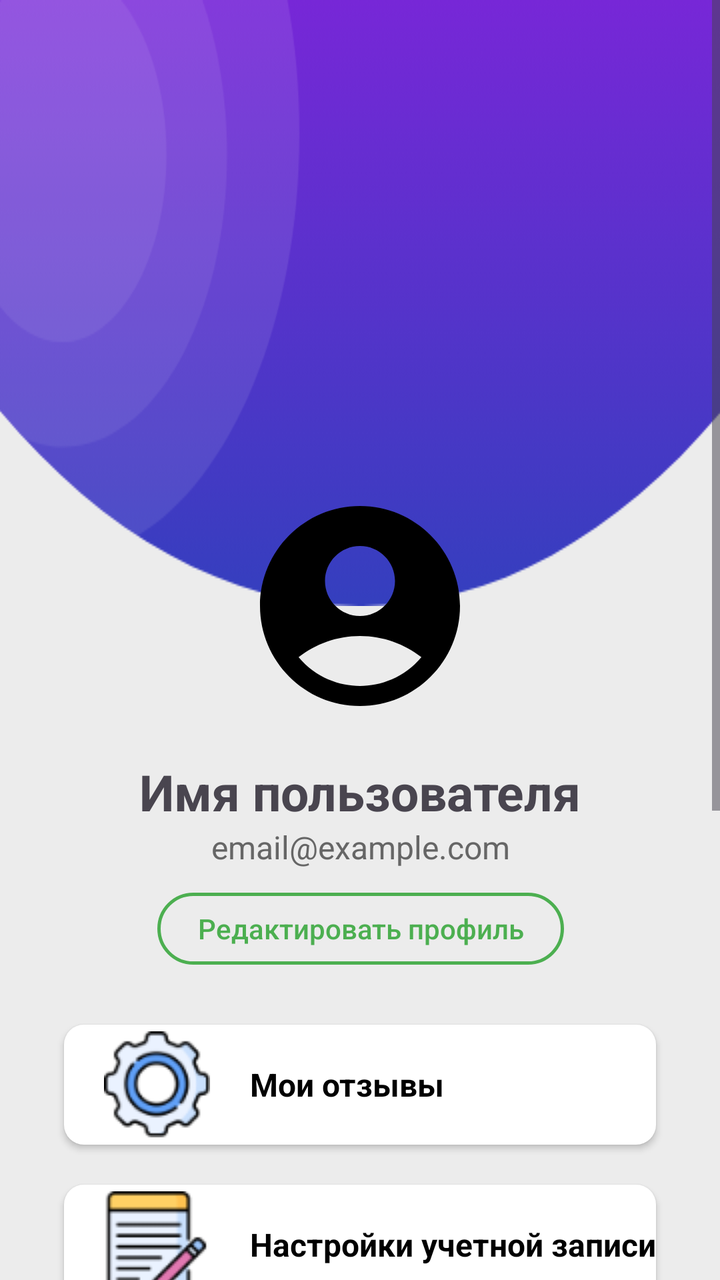
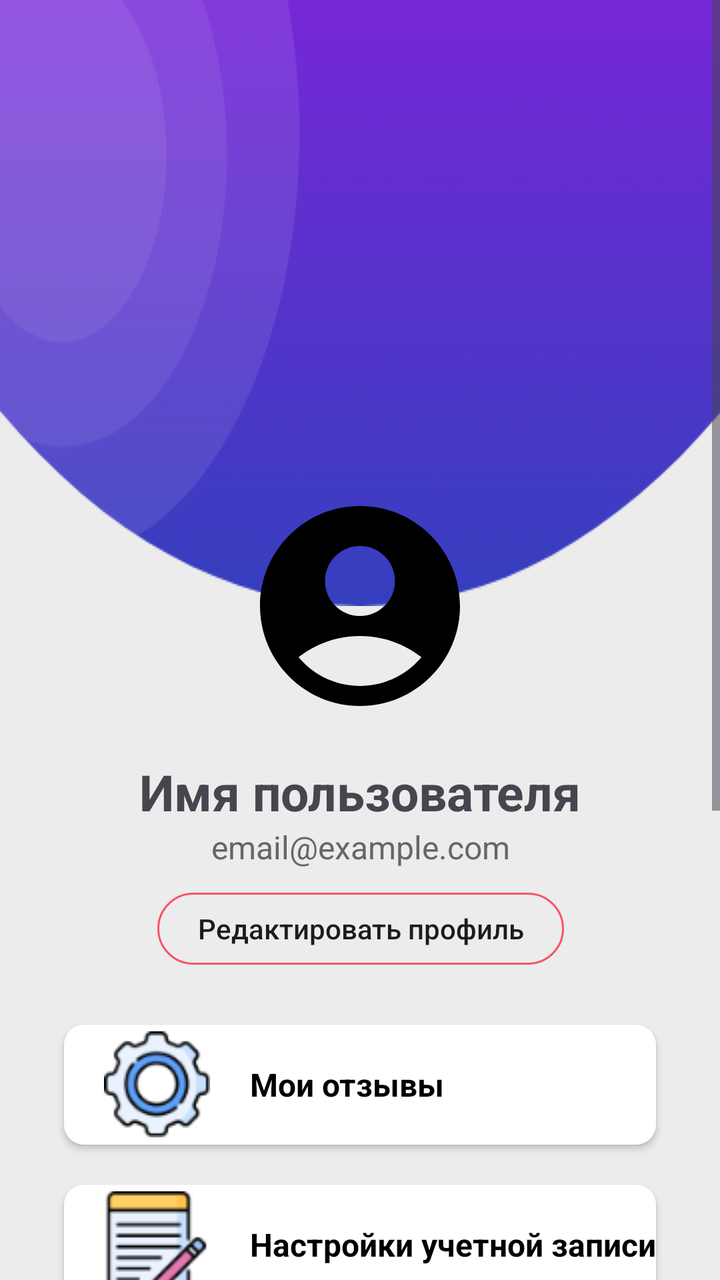

Two renders of the same Android screen: before a commit and after it. Below are the layout's source before the change and the commit's diff.
<!-- AndroidManifest.xml: application theme Theme.FitnessApp -->
<!-- res/layout/activity_account.xml -->
<?xml version="1.0" encoding="utf-8"?>
<androidx.constraintlayout.widget.ConstraintLayout xmlns:android="http://schemas.android.com/apk/res/android"
    xmlns:app="http://schemas.android.com/apk/res-auto"
    xmlns:tools="http://schemas.android.com/tools"
    android:id="@+id/main"
    android:layout_width="match_parent"
    android:layout_height="match_parent"
    android:background="#ececec"
    tools:context=".activities.AccountActivity">

    <ScrollView
        android:layout_width="match_parent"
        android:layout_height="match_parent">
        <LinearLayout
            android:layout_width="match_parent"
            android:layout_height="wrap_content"
            android:orientation="vertical">
            <androidx.constraintlayout.widget.ConstraintLayout
                android:layout_width="match_parent"
                android:layout_height="match_parent">

                
                <ImageView
                    android:id="@+id/imageView"
                    android:layout_width="wrap_content"
                    android:layout_height="wrap_content"
                    app:layout_constraintEnd_toEndOf="parent"
                    app:layout_constraintStart_toStartOf="parent"
                    app:layout_constraintTop_toTopOf="parent"
                    android:scaleType="fitXY"
                    app:srcCompat="@drawable/top_background"/>

                
                <ImageView
                    android:id="@+id/imageView2"
                    android:layout_width="120dp"
                    android:layout_height="120dp"
                    android:scaleType="centerCrop"
                    app:circleCrop="true"
                    app:layout_constraintBottom_toBottomOf="@id/imageView"
                    app:layout_constraintEnd_toEndOf="parent"
                    app:layout_constraintStart_toStartOf="@id/imageView"
                    app:layout_constraintTop_toBottomOf="@id/imageView"
                    app:srcCompat="@drawable/baseline_account_circle_24"/>

                
                <TextView
                    android:id="@+id/textView"
                    android:layout_width="wrap_content"
                    android:layout_height="wrap_content"
                    android:text="Имя пользователя"
                    android:layout_marginTop="16dp"
                    android:textSize="25sp"
                    android:textStyle="bold"
                    app:layout_constraintEnd_toEndOf="@id/imageView2"
                    app:layout_constraintStart_toStartOf="@id/imageView2"
                    app:layout_constraintTop_toBottomOf="@id/imageView2"/>

                
                <TextView
                    android:id="@+id/textView2"
                    android:layout_width="wrap_content"
                    android:layout_height="wrap_content"
                    android:text="email@example.com"
                    android:textSize="16sp"
                    android:textColor="#666"
                    app:layout_constraintEnd_toEndOf="@id/textView"
                    app:layout_constraintStart_toStartOf="@id/textView"
                    app:layout_constraintTop_toBottomOf="@id/textView"/>

                
                <androidx.appcompat.widget.AppCompatButton
                    android:id="@+id/btn_edit_profile"
                    android:layout_width="wrap_content"
                    android:layout_height="36dp"
                    android:text="Редактировать профиль"
                    android:textSize="14sp"
                    android:textAllCaps="false"
                    android:layout_marginTop="12dp"
                    android:paddingStart="20dp"
                    android:paddingEnd="20dp"
                    android:background="@drawable/btn_background_edit"
                    android:textColor="#4CAF50"
                    app:layout_constraintEnd_toEndOf="@id/textView2"
                    app:layout_constraintStart_toStartOf="@id/textView2"
                    app:layout_constraintTop_toBottomOf="@id/textView2"/>

                <LinearLayout
                    android:layout_width="match_parent"
                    android:layout_height="wrap_content"
                    android:orientation="vertical"
                    android:layout_marginTop="20dp"
                    app:layout_constraintTop_toBottomOf="@+id/btn_edit_profile">

                    
                    <androidx.appcompat.widget.AppCompatButton
                        android:id="@+id/button"
                        android:layout_width="match_parent"
                        android:layout_height="60dp"
                        android:text="Мои отзывы"
                        android:textSize="16sp"
                        android:textStyle="bold"
                        style="@android:style/Widget.Button"
                        android:textAlignment="viewStart"
                        android:layout_marginStart="32dp"
                        android:layout_marginEnd="32dp"
                        android:layout_marginTop="10dp"
                        android:background="@drawable/btn_background_1"
                        android:drawablePadding="20dp"
                        android:paddingStart="20dp"
                        android:layout_marginBottom="10dp"
                        android:drawableStart="@drawable/ic_1"/>

                    
                    <androidx.appcompat.widget.AppCompatButton
                        android:id="@+id/button2"
                        android:layout_width="match_parent"
                        android:layout_height="60dp"
                        android:text="Настройки учетной записи"
                        android:textSize="16sp"
                        android:textStyle="bold"
                        style="@android:style/Widget.Button"
                        android:textAlignment="viewStart"
                        android:layout_marginStart="32dp"
                        android:layout_marginEnd="32dp"
                        android:layout_marginTop="10dp"
                        android:background="@drawable/btn_background_1"
                        android:drawablePadding="20dp"
                        android:paddingStart="20dp"
                        android:layout_marginBottom="10dp"
                        android:drawableStart="@drawable/ic_2"/>

                    
                    <androidx.appcompat.widget.AppCompatButton
                        android:id="@+id/button3"
                        android:layout_width="match_parent"
                        android:layout_height="60dp"
                        android:text="Личные данные"
                        android:textSize="16sp"
                        android:textStyle="bold"
                        style="@android:style/Widget.Button"
                        android:textAlignment="viewStart"
                        android:layout_marginStart="32dp"
                        android:layout_marginEnd="32dp"
                        android:layout_marginTop="10dp"
                        android:background="@drawable/btn_background_1"
                        android:drawablePadding="20dp"
                        android:paddingStart="20dp"
                        android:layout_marginBottom="10dp"
                        android:drawableStart="@drawable/ic_3"/>

                    
                    <androidx.appcompat.widget.AppCompatButton
                        android:id="@+id/button4"
                        android:layout_width="match_parent"
                        android:layout_height="60dp"
                        android:text="Уведомление"
                        android:textSize="16sp"
                        android:textStyle="bold"
                        style="@android:style/Widget.Button"
                        android:textAlignment="viewStart"
                        android:layout_marginStart="32dp"
                        android:layout_marginEnd="32dp"
                        android:layout_marginTop="10dp"
                        android:background="@drawable/btn_background_1"
                        android:drawablePadding="20dp"
                        android:paddingStart="20dp"
                        android:layout_marginBottom="10dp"
                        android:drawableStart="@drawable/ic_4"/>

                    
                    <androidx.appcompat.widget.AppCompatButton
                        android:id="@+id/button5"
                        android:layout_width="match_parent"
                        android:layout_height="60dp"
                        android:text="Настройки отпечатков пальцев"
                        android:textSize="16sp"
                        android:textStyle="bold"
                        style="@android:style/Widget.Button"
                        android:textAlignment="viewStart"
                        android:layout_marginStart="32dp"
                        android:layout_marginEnd="32dp"
                        android:layout_marginTop="10dp"
                        android:background="@drawable/btn_background_1"
                        android:drawablePadding="20dp"
                        android:paddingStart="20dp"
                        android:layout_marginBottom="10dp"
                        android:drawableStart="@drawable/ic_5"/>

                    
                    <androidx.appcompat.widget.AppCompatButton
                        android:id="@+id/btn_back_to_main_page"
                        android:layout_width="match_parent"
                        android:layout_height="60dp"
                        style="@android:style/Widget.Button"
                        android:background="@drawable/red_button_background"
                        android:layout_marginEnd="32dp"
                        android:layout_marginStart="32dp"
                        android:layout_marginTop="16dp"
                        android:layout_marginBottom="32dp"
                        android:textColor="#ffffff"
                        android:text="Вернуться на главную страницу"
                        android:textStyle="bold"
                        android:textSize="16sp"/>

                </LinearLayout>
            </androidx.constraintlayout.widget.ConstraintLayout>
        </LinearLayout>
    </ScrollView>
</androidx.constraintlayout.widget.ConstraintLayout>
<!-- resources referenced by this layout -->
<resources>
  <!-- drawable baseline_account_circle_24 (drawable) -->
  <vector xmlns:android="http://schemas.android.com/apk/res/android" android:height="24dp" android:tint="#000000" android:viewportHeight="24" android:viewportWidth="24" android:width="24dp">
        
      <path android:fillColor="@android:color/white" android:pathData="M12,2C6.48,2 2,6.48 2,12s4.48,10 10,10s10,-4.48 10,-10S17.52,2 12,2zM12,6c1.93,0 3.5,1.57 3.5,3.5S13.93,13 12,13s-3.5,-1.57 -3.5,-3.5S10.07,6 12,6zM12,20c-2.03,0 -4.43,-0.82 -6.14,-2.88C7.55,15.8 9.68,15 12,15s4.45,0.8 6.14,2.12C16.43,19.18 14.03,20 12,20z"/>
      
  </vector>
  <!-- drawable btn_background_1 (drawable) -->
  <?xml version="1.0" encoding="utf-8"?>
  <selector xmlns:android="http://schemas.android.com/apk/res/android">
  <item>
      <shape android:shape="rectangle">
          <solid android:color="#ffffff"/>
          <corners android:radius="10dp"/>
      </shape>
  </item>
  </selector>
  <!-- drawable btn_background_edit (drawable) -->
  <?xml version="1.0" encoding="utf-8"?>
  <shape xmlns:android="http://schemas.android.com/apk/res/android"
      android:shape="rectangle">
      <stroke
          android:width="1.5dp"
          android:color="#4CAF50" />
      <corners android:radius="18dp" />
      <solid android:color="@android:color/transparent" />
  </shape>
  <!-- drawable ic_1: png bitmap (drawable, 4931 bytes) -->
  <!-- drawable ic_2: png bitmap (drawable, 2583 bytes) -->
  <!-- drawable ic_3: png bitmap (drawable, 5834 bytes) -->
  <!-- drawable ic_4: png bitmap (drawable, 2512 bytes) -->
  <!-- drawable ic_5: png bitmap (drawable, 4913 bytes) -->
  <!-- drawable red_button_background (drawable) -->
  <?xml version="1.0" encoding="utf-8"?>
  <selector xmlns:android="http://schemas.android.com/apk/res/android">
  <item>
      <shape android:shape="rectangle">
          <corners android:radius="50dp"/>
          <solid android:color="@color/red"/>
      </shape>
  </item>
  </selector>
  <!-- drawable top_background: png bitmap (drawable, 21496 bytes) -->
  <style name="Theme.FitnessApp" parent="Base.Theme.FitnessApp">
          <item name="android:windowAnimationStyle">@null</item>
          <item name="colorAccent">@color/colorAccent</item>
          <item name="colorControlActivated">@color/colorAccent</item>
      </style>
  <color name="red">#F75564</color>
  <style name="Base.Theme.FitnessApp" parent="Theme.Material3.DayNight.NoActionBar">
          
          
      </style>
  <color name="colorAccent">#FF3A5C</color>
</resources>

<!-- the commit's change to res/layout/activity_account.xml (unified diff, before → after) -->
@@ -79,8 +79,7 @@
                     android:layout_marginTop="12dp"
                     android:paddingStart="20dp"
                     android:paddingEnd="20dp"
-                    android:background="@drawable/btn_background_edit"
-                    android:textColor="#4CAF50"
+                    android:background="@drawable/edittext_background"
                     app:layout_constraintEnd_toEndOf="@id/textView2"
                     app:layout_constraintStart_toStartOf="@id/textView2"
                     app:layout_constraintTop_toBottomOf="@id/textView2"/>
<!-- resource entries referenced after the edit -->
@@ -16,16 +16,16 @@
       </shape>
   </item>
   </selector>
-  <!-- drawable btn_background_edit (drawable) -->
+  <!-- drawable edittext_background (drawable) -->
   <?xml version="1.0" encoding="utf-8"?>
-  <shape xmlns:android="http://schemas.android.com/apk/res/android"
-      android:shape="rectangle">
-      <stroke
-          android:width="1.5dp"
-          android:color="#4CAF50" />
-      <corners android:radius="18dp" />
-      <solid android:color="@android:color/transparent" />
-  </shape>
+  <selector xmlns:android="http://schemas.android.com/apk/res/android">
+  <item>
+      <shape android:shape="rectangle">
+          <stroke android:color="@color/red" android:width="1dp"/>
+          <corners android:radius="100dp"/>
+      </shape>
+  </item>
+  </selector>
   <!-- drawable ic_1: png bitmap (drawable, 4931 bytes) -->
   <!-- drawable ic_2: png bitmap (drawable, 2583 bytes) -->
   <!-- drawable ic_3: png bitmap (drawable, 5834 bytes) -->
